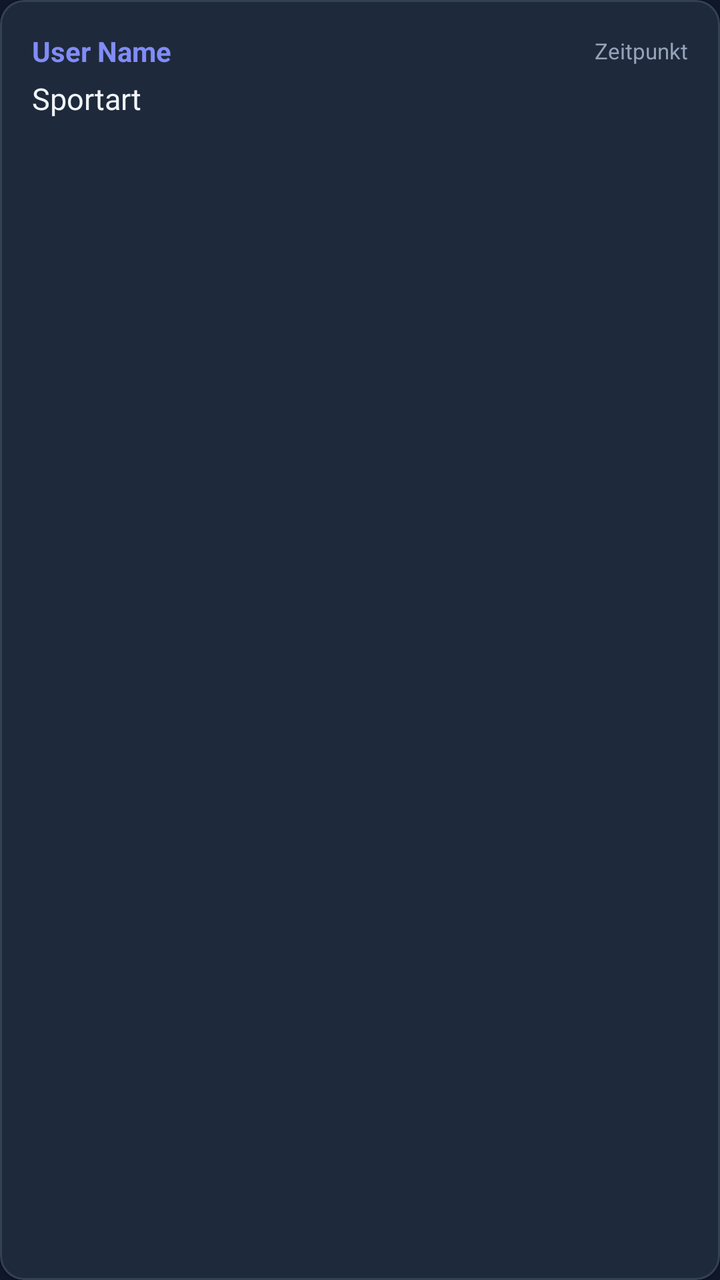
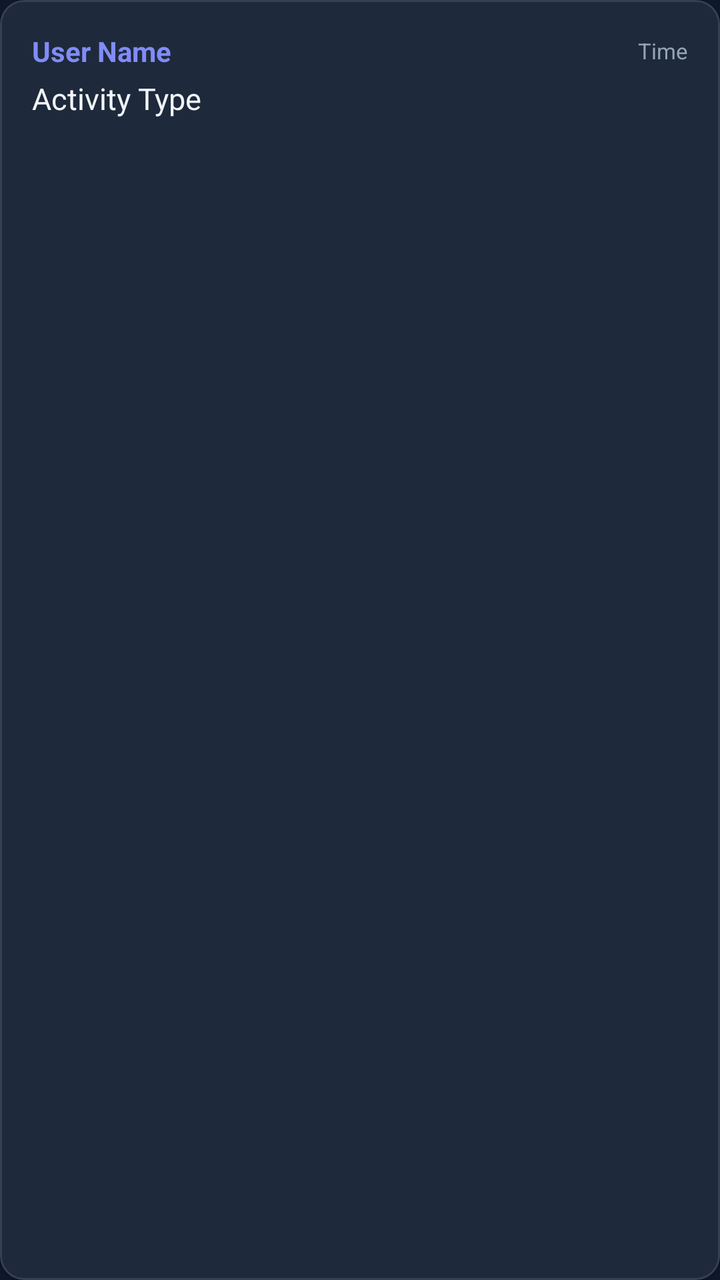

An Android layout rendered at two revisions. The XML below is the earlier revision; the diff shows what the commit changed to produce the second picture.
<!-- AndroidManifest.xml: application theme Theme.MobileSE -->
<!-- res/layout/item_latest_activity.xml -->
<?xml version="1.0" encoding="utf-8"?>
<com.google.android.material.card.MaterialCardView xmlns:android="http://schemas.android.com/apk/res/android"
    xmlns:app="http://schemas.android.com/apk/res-auto"
    android:layout_width="match_parent"
    android:layout_height="wrap_content"
    android:layout_marginBottom="8dp"
    app:cardCornerRadius="12dp"
    app:cardElevation="1dp"
    app:strokeWidth="1dp"
    app:strokeColor="@color/divider">

    <LinearLayout
        android:layout_width="match_parent"
        android:layout_height="wrap_content"
        android:orientation="vertical"
        android:padding="16dp">

        <LinearLayout
            android:layout_width="match_parent"
            android:layout_height="wrap_content"
            android:orientation="horizontal"
            android:gravity="center_vertical">

            <TextView
                android:id="@+id/tvLatestActivityUser"
                android:layout_width="0dp"
                android:layout_height="wrap_content"
                android:layout_weight="1"
                android:text="User Name"
                android:textSize="14sp"
                android:textStyle="bold"
                android:textColor="@color/primary" />

            <TextView
                android:id="@+id/tvLatestActivityTime"
                android:layout_width="wrap_content"
                android:layout_height="wrap_content"
                android:text="Zeitpunkt"
                android:textSize="11sp"
                android:textColor="@color/text_secondary" />
        </LinearLayout>

        <TextView
            android:id="@+id/tvLatestActivityInfo"
            android:layout_width="wrap_content"
            android:layout_height="wrap_content"
            android:text="Sportart"
            android:textSize="15sp"
            android:textColor="@color/text_main"
            android:layout_marginTop="4dp" />

    </LinearLayout>
</com.google.android.material.card.MaterialCardView>
<!-- resources referenced by this layout -->
<resources>
  <color name="divider">#334155</color>
  <color name="primary">#818CF8</color>
  <color name="text_main">#F1F5F9</color>
  <color name="text_secondary">#94A3B8</color>
  <style name="Theme.MobileSE" parent="Base.Theme.MobileSE" />
  <style name="Base.Theme.MobileSE" parent="Theme.MaterialComponents.NoActionBar">
          
          <item name="colorPrimary">@color/primary</item>
          <item name="colorPrimaryVariant">@color/primary_dark</item>
          <item name="colorOnPrimary">@color/background</item>
          
          <item name="colorSecondary">@color/accent</item>
          <item name="colorSecondaryVariant">@color/accent</item>
          <item name="colorOnSecondary">@color/background</item>
          
          <item name="android:statusBarColor">@color/background</item>
          <item name="android:windowLightStatusBar">false</item>
          
          <item name="android:windowBackground">@color/background</item>
  
          
          <item name="android:textColorPrimary">@color/text_main</item>
          <item name="android:textColorSecondary">@color/text_secondary</item>
  
          
          <item name="materialCardViewStyle">@style/Widget.App.CardView</item>
      </style>
  <color name="primary_dark">#6366F1</color>
  <color name="background">#0F172A</color>
  <color name="accent">#34D399</color>
  <style name="Widget.App.CardView" parent="Widget.MaterialComponents.CardView">
          <item name="cardBackgroundColor">@color/surface</item>
          <item name="cardElevation">2dp</item>
          <item name="shapeAppearanceOverlay">@style/ShapeAppearance.App.MediumComponent</item>
      </style>
  <color name="surface">#1E293B</color>
  <style name="ShapeAppearance.App.MediumComponent" parent="ShapeAppearance.MaterialComponents.MediumComponent">
          <item name="cornerFamily">rounded</item>
          <item name="cornerSize">16dp</item>
      </style>
</resources>

<!-- the commit's change to res/layout/item_latest_activity.xml (unified diff, before → after) -->
@@ -35,7 +35,7 @@
                 android:id="@+id/tvLatestActivityTime"
                 android:layout_width="wrap_content"
                 android:layout_height="wrap_content"
-                android:text="Zeitpunkt"
+                android:text="Time"
                 android:textSize="11sp"
                 android:textColor="@color/text_secondary" />
         </LinearLayout>
@@ -44,7 +44,7 @@
             android:id="@+id/tvLatestActivityInfo"
             android:layout_width="wrap_content"
             android:layout_height="wrap_content"
-            android:text="Sportart"
+            android:text="Activity Type"
             android:textSize="15sp"
             android:textColor="@color/text_main"
             android:layout_marginTop="4dp" />
